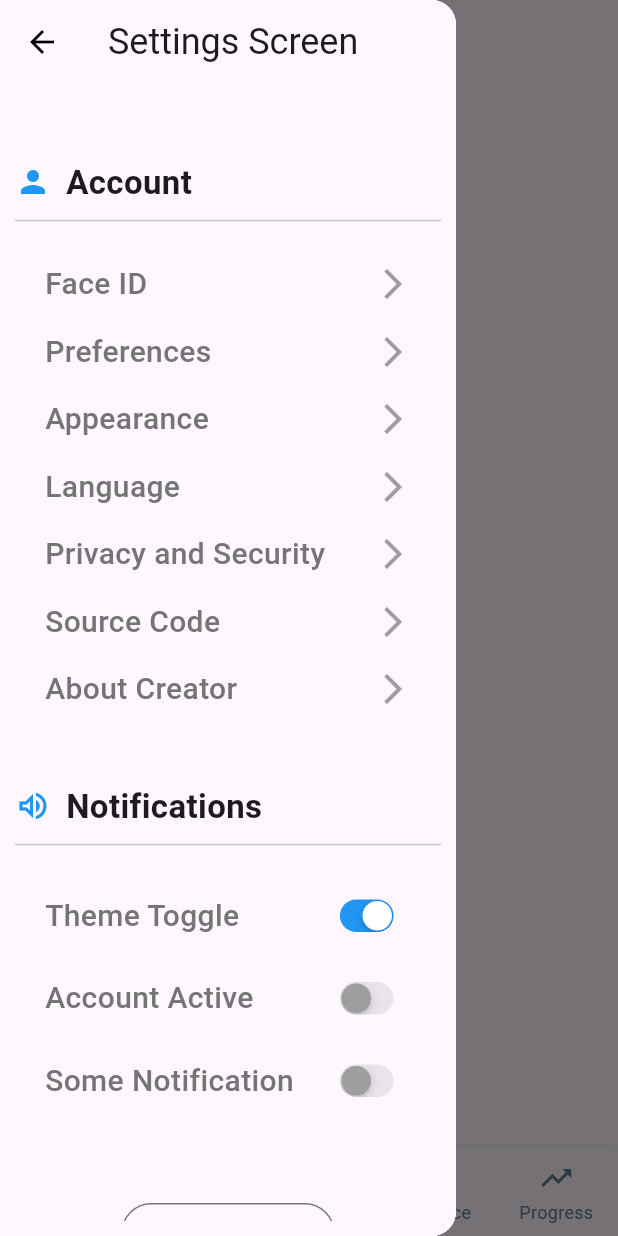
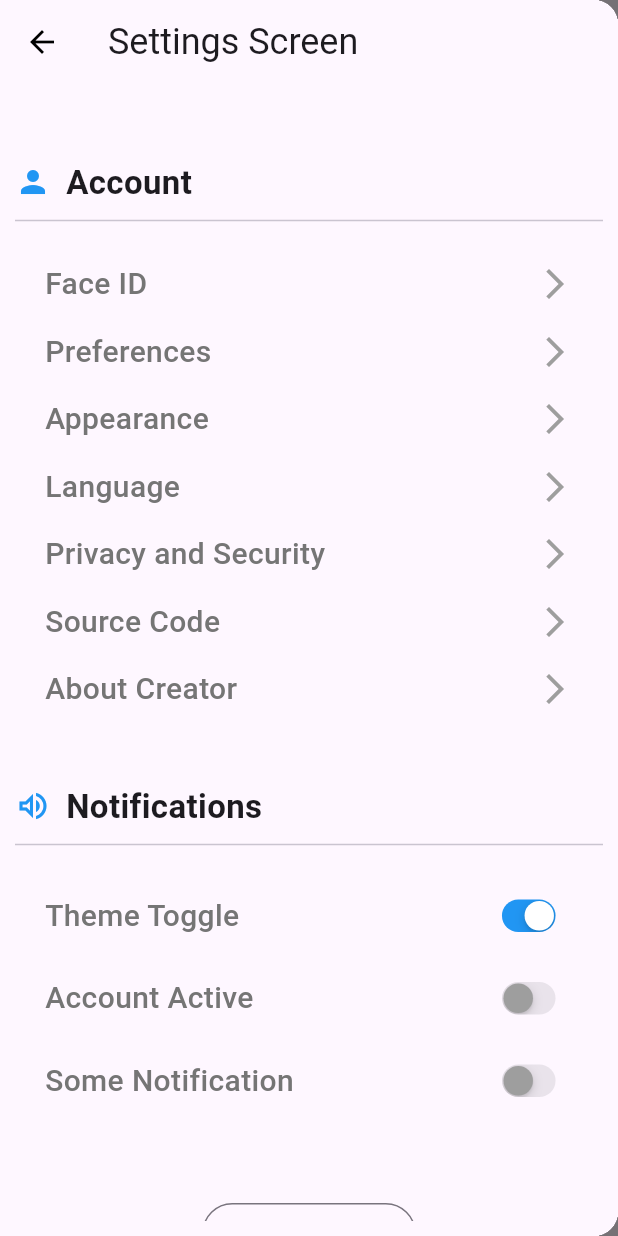
Before and after one commit to sebastiangalloway/Pyramids, a Flutter app: the screen it shows after launch, with the side drawer open, on a phone screen of 412 x 824 dp. Run offline on Flutter 3.47's test engine with Material 3 defaults, Android fonts, the phone set to English and light mode, and no system bars.

Commit message:
settings drawer to device width and back button

```diff
--- a/lib/main_home_screen.dart
+++ b/lib/main_home_screen.dart
@@ -38,6 +38,7 @@ class _MainHomeScreenState extends State<MainHomeScreen> {
       ),
       drawer: Drawer(
         child: SettingsScreen(),
+        width: MediaQuery.of(context).size.width,   // Gives the width,
       ),
       /*
       //TODO replace with something useful like energy, level, or goal of the day banner
--- a/lib/screens/settings_screen.dart
+++ b/lib/screens/settings_screen.dart
@@ -38,7 +38,9 @@ class _SettingsScreen extends State<SettingsScreen> {
       appBar: AppBar(
           title: Text('Settings Screen', style: TextStyle(fontSize: 24)),
           leading: IconButton(
-              onPressed: () {},
+              onPressed: () {
+                Navigator.pop(context);
+              },
               icon: Icon(
                 Icons.arrow_back,
                 color: Colors.black,
```
